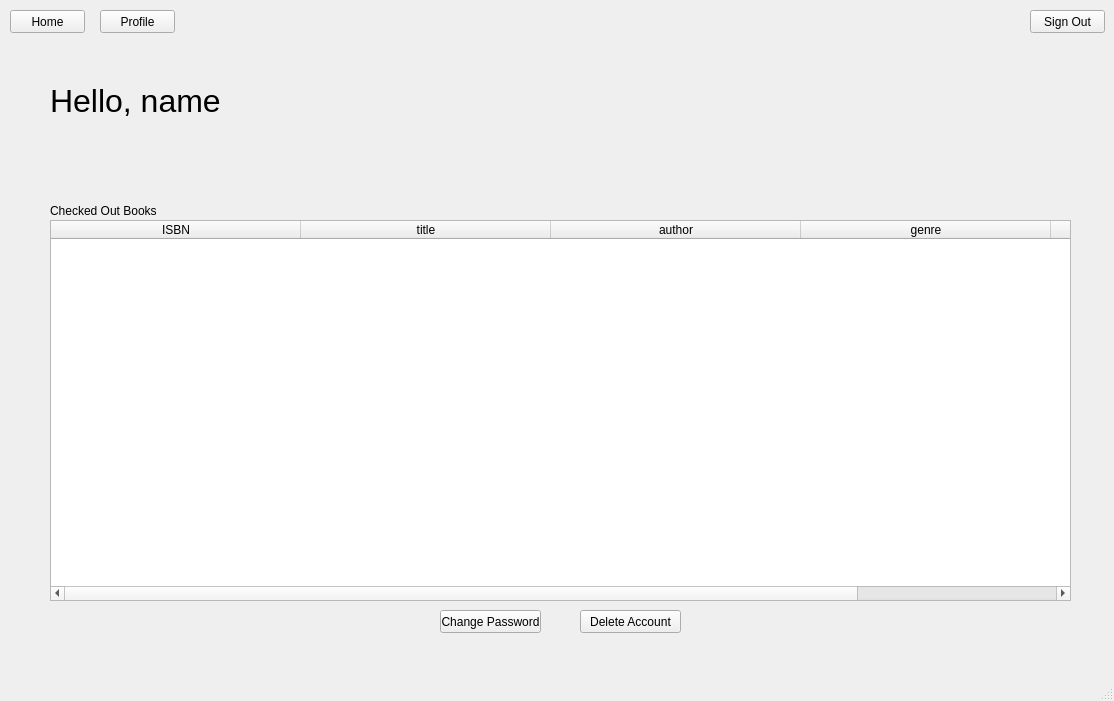
jordynmarlow/DatabaseSystems, file MemberView.ui: the form before one commit.
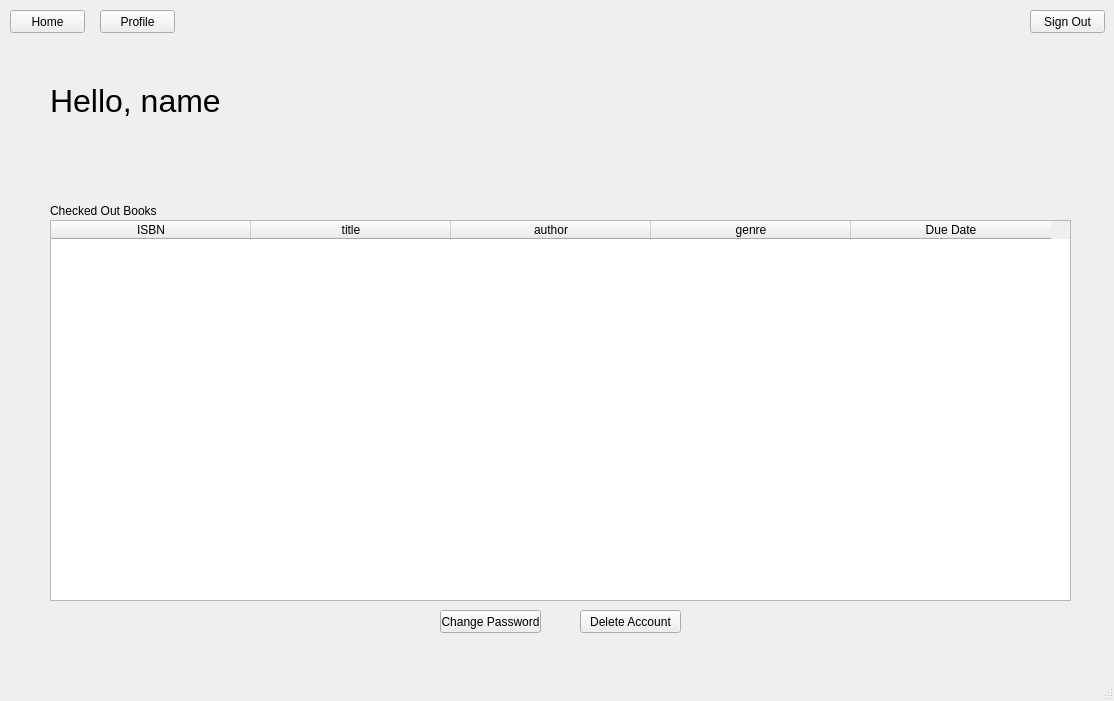
The form after the commit. The open tabs and pages were chosen to show the change.

```diff
--- a/MemberView.ui
+++ b/MemberView.ui
@@ -192,7 +192,7 @@
        <number>5</number>
       </property>
       <attribute name="horizontalHeaderDefaultSectionSize">
-       <number>250</number>
+       <number>200</number>
       </attribute>
       <attribute name="verticalHeaderVisible">
        <bool>false</bool>
```
Left out of the diff: 8 changed lines with no effect on the pictures.
